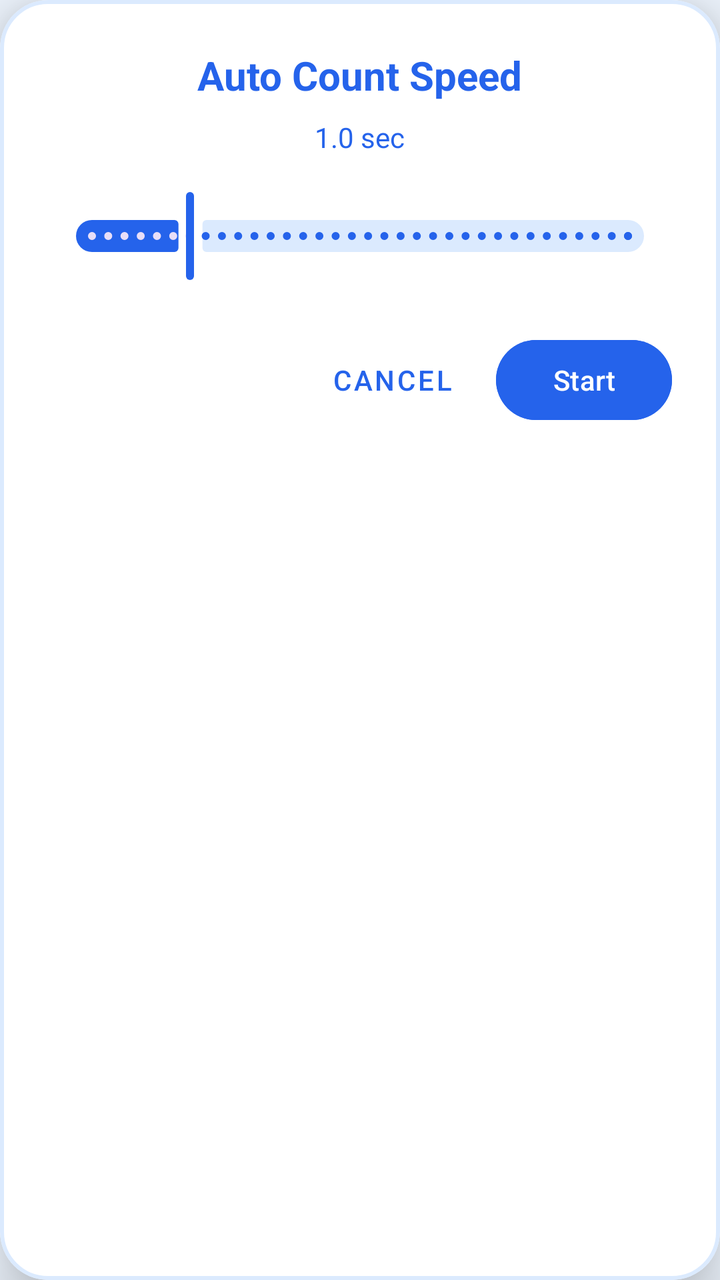
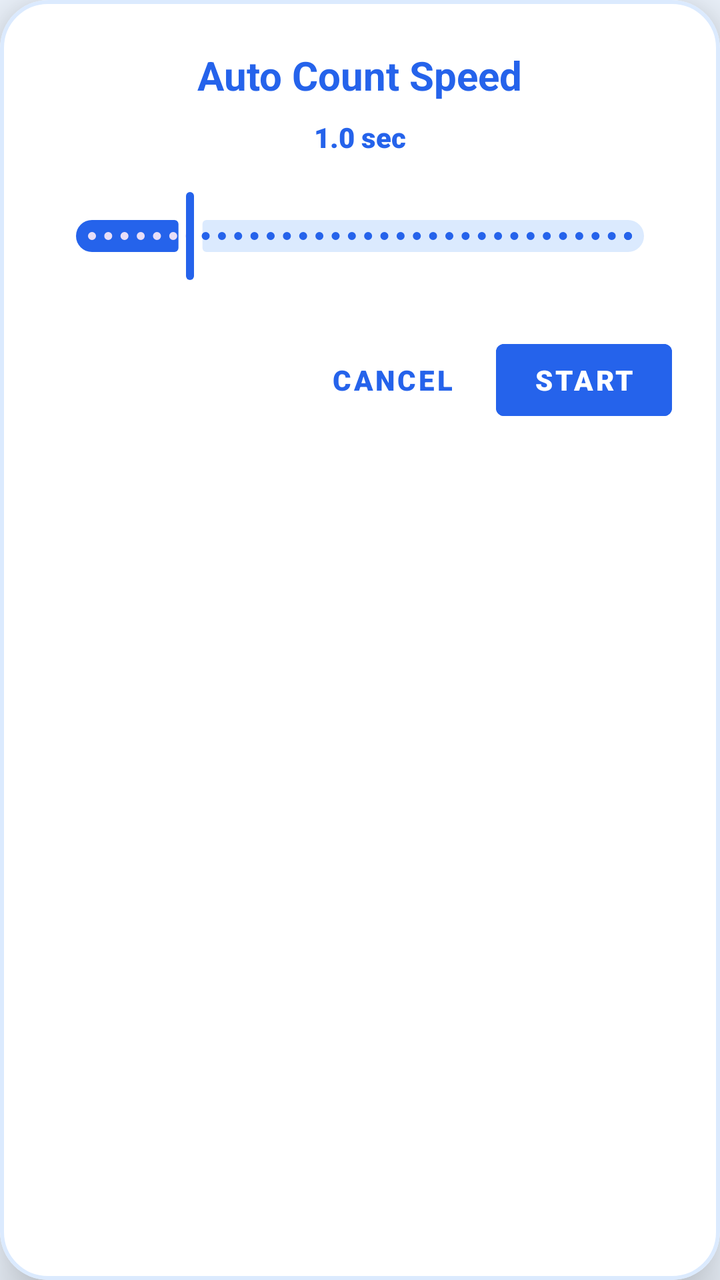

Compare the two renders of this Android layout. The source of the first and the diff that turns it into the second are given below.
<!-- AndroidManifest.xml: application theme Theme.SmartTasbeeh -->
<!-- res/layout/dialog_auto_config.xml -->
<?xml version="1.0" encoding="utf-8"?>
<com.google.android.material.card.MaterialCardView xmlns:android="http://schemas.android.com/apk/res/android"
    xmlns:app="http://schemas.android.com/apk/res-auto"
    android:layout_width="320dp"
    android:layout_height="wrap_content"
    app:cardCornerRadius="24dp"
    app:cardElevation="16dp"
    app:cardBackgroundColor="@color/card_background"
    app:strokeColor="@color/card_stroke_color"
    app:strokeWidth="2dp">

    <LinearLayout
        android:layout_width="match_parent"
        android:layout_height="wrap_content"
        android:orientation="vertical"
        android:padding="24dp">

        <TextView
            android:layout_width="wrap_content"
            android:layout_height="wrap_content"
            android:text="Auto Count Speed"
            android:textSize="20sp"
            android:textStyle="bold"
            android:textColor="@color/tasbeeh_blue_primary"
            android:layout_gravity="center_horizontal"
            android:layout_marginBottom="8dp"/>
            
        <TextView
            android:id="@+id/tvSpeedValue"
            android:layout_width="wrap_content"
            android:layout_height="wrap_content"
            android:text="1.0 sec"
            android:textSize="14sp"
            android:textColor="@color/count_text_color"
            android:layout_gravity="center_horizontal"
            android:layout_marginBottom="16dp"/>

        <com.google.android.material.slider.Slider
            android:id="@+id/sliderSpeed"
            android:layout_width="match_parent"
            android:layout_height="wrap_content"
            android:valueFrom="0.1"
            android:valueTo="5.0"
            android:stepSize="0.1"
            android:value="1.0"
            app:thumbColor="@color/tasbeeh_blue_primary"
            app:trackColorActive="@color/tasbeeh_blue_primary"
            app:trackColorInactive="@color/card_stroke_color"/>

        <LinearLayout
            android:layout_width="match_parent"
            android:layout_height="wrap_content"
            android:orientation="horizontal"
            android:layout_marginTop="24dp"
            android:gravity="end">

            <Button
                android:id="@+id/btnCancelAuto"
                android:layout_width="wrap_content"
                android:layout_height="wrap_content"
                android:text="Cancel"
                android:textColor="@color/tasbeeh_blue_primary"
                style="@style/Widget.MaterialComponents.Button.TextButton"/>

            <Button
                android:id="@+id/btnStartAuto"
                android:layout_width="wrap_content"
                android:layout_height="wrap_content"
                android:text="Start"
                android:backgroundTint="@color/tasbeeh_blue_primary"
                android:textColor="@android:color/white"
                android:layout_marginStart="8dp"/>
        </LinearLayout>

    </LinearLayout>
</com.google.android.material.card.MaterialCardView>
<!-- resources referenced by this layout -->
<resources>
  <color name="card_background">#FFFFFF</color>
  <color name="card_stroke_color">#DBEAFE</color>
  <color name="count_text_color">#2563EB</color>
  <color name="tasbeeh_blue_primary">#2563EB</color>
  <style name="Theme.SmartTasbeeh" parent="Base.Theme.SmartTasbeeh" />
  <style name="Base.Theme.SmartTasbeeh" parent="Theme.Material3.DayNight.NoActionBar">
          <item name="colorPrimary">@color/tasbeeh_blue_primary</item>
          <item name="colorPrimaryVariant">@color/tasbeeh_blue_dark</item>
          <item name="colorOnPrimary">@color/white</item>
  
          <item name="android:statusBarColor">@color/tasbeeh_blue_dark</item>
          <item name="android:windowLightStatusBar">false</item>
  
          <item name="android:windowBackground">@color/background_light</item>
          <item name="android:textColor">@color/text_primary</item>
      </style>
  <color name="tasbeeh_blue_dark">#1E3A8A</color>
  <color name="white">#FFFFFFFF</color>
  <color name="background_light">#EFF6FF</color>
  <color name="text_primary">#0F172A</color>
</resources>

<!-- the commit's change to res/layout/dialog_auto_config.xml (unified diff, before → after) -->
@@ -31,7 +31,8 @@
             android:layout_height="wrap_content"
             android:text="1.0 sec"
             android:textSize="14sp"
-            android:textColor="@color/count_text_color"
+            android:fontFamily="sans-serif-black"
+            android:textColor="@color/tasbeeh_blue_primary"
             android:layout_gravity="center_horizontal"
             android:layout_marginBottom="16dp"/>
 
@@ -59,6 +60,7 @@
                 android:layout_width="wrap_content"
                 android:layout_height="wrap_content"
                 android:text="Cancel"
+                android:fontFamily="sans-serif-black"
                 android:textColor="@color/tasbeeh_blue_primary"
                 style="@style/Widget.MaterialComponents.Button.TextButton"/>
 
@@ -67,6 +69,8 @@
                 android:layout_width="wrap_content"
                 android:layout_height="wrap_content"
                 android:text="Start"
+                android:fontFamily="sans-serif-black"
+                style="@style/Widget.MaterialComponents.Button.UnelevatedButton"
                 android:backgroundTint="@color/tasbeeh_blue_primary"
                 android:textColor="@android:color/white"
                 android:layout_marginStart="8dp"/>
<!-- resource entries referenced after the edit -->
@@ -2,7 +2,6 @@
 <resources>
   <color name="card_background">#FFFFFF</color>
   <color name="card_stroke_color">#DBEAFE</color>
-  <color name="count_text_color">#2563EB</color>
   <color name="tasbeeh_blue_primary">#2563EB</color>
   <style name="Theme.SmartTasbeeh" parent="Base.Theme.SmartTasbeeh" />
   <style name="Base.Theme.SmartTasbeeh" parent="Theme.Material3.DayNight.NoActionBar">
